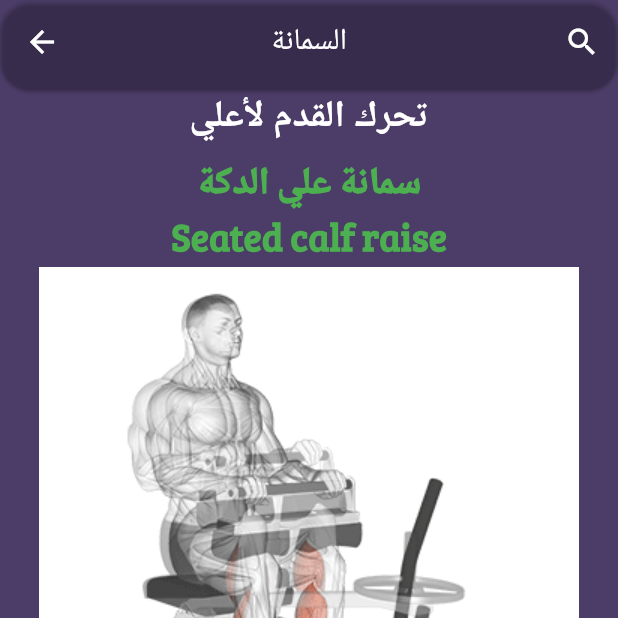
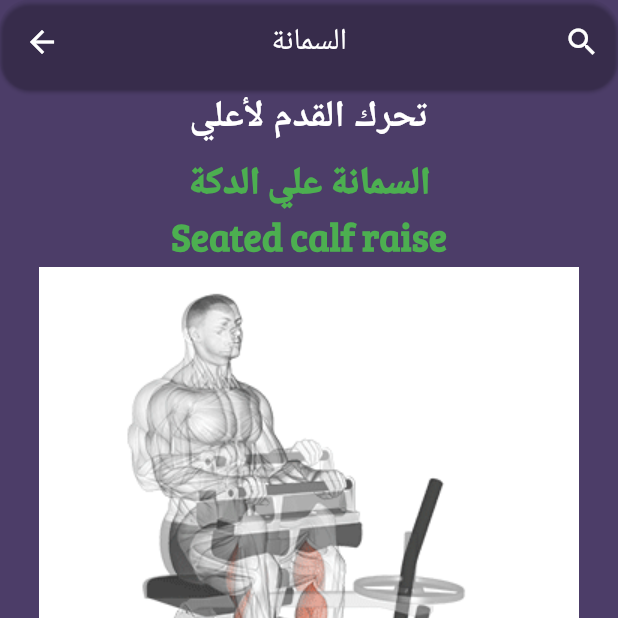
Before and after one commit to SaifHatem/FlexForce-Project, a Flutter app: the ClavesLeg screen opened by its route, on a phone screen of 412 x 824 dp, the top half of it. Run offline on Flutter 3.47's test engine with Material 2 defaults, Android fonts, the phone set to English and light mode, and no system bars.

Commit message:
edit in clavesListView and hamestring ListView

```diff
--- a/lib/widgets/leg/claves_listView.dart
+++ b/lib/widgets/leg/claves_listView.dart
@@ -10,7 +10,7 @@ class ClavesListview extends StatelessWidget {
     final List<MuscleCategory> muscles = [
       MuscleCategory(
         muscleTextColor: Colors.green,
-        muscleTextA: 'سمانة علي الدكة',
+        muscleTextA: 'السمانة علي الدكة',
         muscleTextE: 'Seated calf raise',
         muscleImage:
             'images/leg/semana/26661301-Lever-Seated-Calf-Raise-plate-loaded-VERSION-2_Calves_360.gif',
--- a/lib/widgets/leg/hamestring_listView.dart
+++ b/lib/widgets/leg/hamestring_listView.dart
@@ -10,12 +10,12 @@ class HamestringListview extends StatelessWidget {
     final List<MuscleCategory> muscles = [
       MuscleCategory(
         muscleTextColor: Colors.blue,
-        muscleTextA: 'ديت ليفت بالمبل',
+        muscleTextA: 'ديت ليفت بالدامبل',
         muscleTextE: 'Romanian deadlift dummbell',
         muscleImage:
             'images/leg/back Leg/03001301-Dumbbell-Deadlift_Back_360.gif',
         muscleDescriotion:
-            ' * رجوع مفصل الورك الي الخلف\n * ثني الركبة بدرجة بسيطة\n * نزول الوزن في خط مستقيم\n ',
+            ' * رجوع مفصل الورك للخلف\n * ثني الركبة بدرجة بسيطة\n * نزول الوزن في خط مستقيم\n ',
       ),
     ];
 
```
